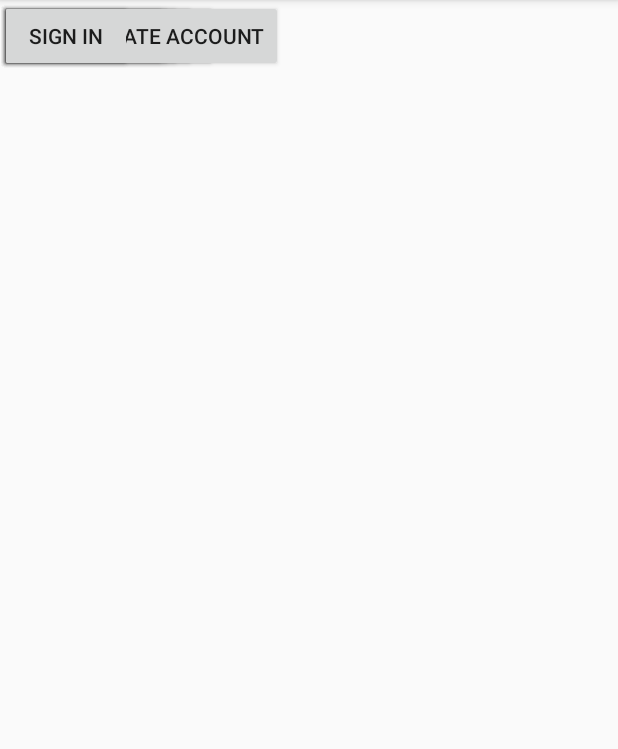
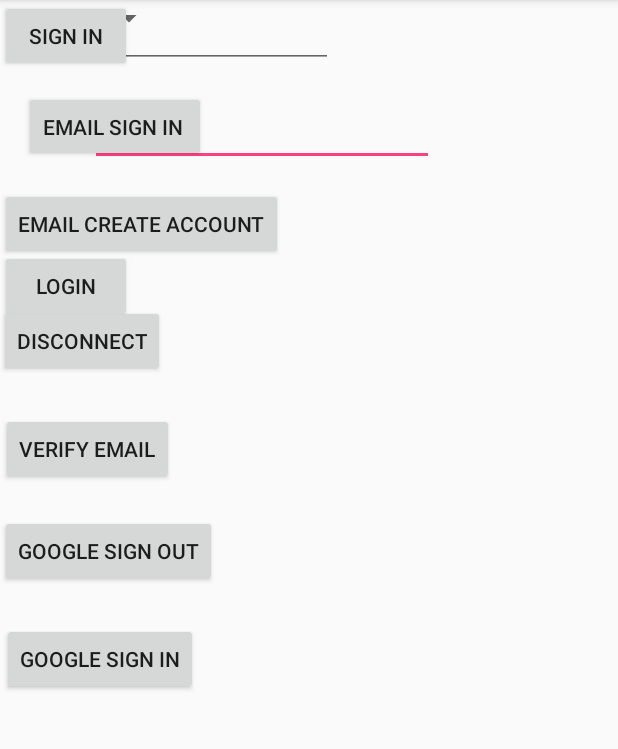
Before and after one commit to emmicourt/Flsh, an Android app: the screen it shows after launch (IntialScreen), on a phone screen of 412 x 824 dp, the part 84-833 px from its top. Run offline under Robolectric (Android 15) with nearby library versions, the phone set to English and light mode, and no system bars.

Commit message:
Constraints fixed

```diff
--- a/app/src/main/res/layout/activity_intial_screen.xml
+++ b/app/src/main/res/layout/activity_intial_screen.xml
@@ -10,101 +10,133 @@
         android:id="@+id/sign_in_button"
         android:layout_width="wrap_content"
         android:layout_height="wrap_content"
+        android:layout_marginEnd="280dp"
+        android:layout_marginTop="24dp"
         android:text="google sign in"
-        tools:layout_editor_absoluteY="231dp"
-        tools:layout_editor_absoluteX="0dp" />
+        app:layout_constraintEnd_toEndOf="parent"
+        app:layout_constraintTop_toBottomOf="@+id/sign_out_button" />
 
     <Button
         android:id="@+id/sign_out_button"
         android:layout_width="wrap_content"
         android:layout_height="wrap_content"
+        android:layout_marginEnd="267dp"
+        android:layout_marginTop="20dp"
         android:text="google sign out"
-        tools:layout_editor_absoluteY="345dp"
-        tools:layout_editor_absoluteX="0dp" />
+        app:layout_constraintEnd_toEndOf="parent"
+        app:layout_constraintTop_toBottomOf="@+id/verify_email_button" />
 
     <Button
         android:id="@+id/disconnect_button"
         android:layout_width="wrap_content"
         android:layout_height="wrap_content"
+        android:layout_marginEnd="302dp"
+        android:layout_marginTop="30dp"
         android:text="disconnect"
-        tools:layout_editor_absoluteY="184dp"
-        tools:layout_editor_absoluteX="0dp" />
+        app:layout_constraintEnd_toEndOf="parent"
+        app:layout_constraintTop_toBottomOf="@+id/email_create_account_button" />
 
     <Button
         android:id="@+id/verify_email_button"
         android:layout_width="wrap_content"
         android:layout_height="wrap_content"
+        android:layout_marginEnd="296dp"
+        android:layout_marginTop="24dp"
         android:text="verify email"
-        tools:layout_editor_absoluteY="287dp"
-        tools:layout_editor_absoluteX="0dp" />
+        app:layout_constraintEnd_toEndOf="parent"
+        app:layout_constraintTop_toBottomOf="@+id/disconnect_button" />
 
     <Button
         android:id="@+id/email_sign_in_button"
         android:layout_width="wrap_content"
-        android:layout_height="wrap_content"
+        android:layout_height="47dp"
+        android:layout_marginBottom="7dp"
+        android:layout_marginStart="16dp"
+        android:layout_marginTop="5dp"
         android:text="email sign in "
-        tools:layout_editor_absoluteY="81dp"
-        tools:layout_editor_absoluteX="0dp" />
+        app:layout_constraintBottom_toTopOf="@+id/email_create_account_button"
+        app:layout_constraintStart_toStartOf="parent"
+        app:layout_constraintTop_toBottomOf="@+id/spinner" />
 
     <Button
         android:id="@+id/email_create_account_button"
         android:layout_width="wrap_content"
         android:layout_height="wrap_content"
+        android:layout_marginEnd="123dp"
+        android:layout_marginTop="10dp"
         android:text="email create account"
-        tools:layout_editor_absoluteY="136dp"
-        tools:layout_editor_absoluteX="0dp" />
+        app:layout_constraintBottom_toTopOf="@+id/disconnect_button"
+        app:layout_constraintEnd_toStartOf="@+id/status"
+        app:layout_constraintTop_toBottomOf="@+id/email_sign_in_button" />
 
     <EditText
         android:id="@+id/field_email"
-        android:layout_width="wrap_content"
-        android:layout_height="wrap_content"
-        tools:layout_editor_absoluteY="452dp"
-        tools:layout_editor_absoluteX="1dp" />
+        android:layout_width="229dp"
+        android:layout_height="37dp"
+        android:layout_marginStart="60dp"
+        android:layout_marginTop="28dp"
+        app:layout_constraintStart_toStartOf="parent"
+        app:layout_constraintTop_toBottomOf="@+id/field_password" />
 
     <EditText
         android:id="@+id/field_password"
-        android:layout_width="wrap_content"
-        android:layout_height="wrap_content"
-        tools:layout_editor_absoluteY="409dp"
-        tools:layout_editor_absoluteX="-5dp" />
+        android:layout_width="222dp"
+        android:layout_height="45dp"
+        tools:layout_editor_absoluteX="60dp"
+        tools:layout_editor_absoluteY="478dp" />
 
     <TextView
         android:id="@+id/status"
-        android:layout_width="wrap_content"
-        android:layout_height="wrap_content" />
+        android:layout_width="84dp"
+        android:layout_height="38dp"
+        android:layout_marginEnd="16dp"
+        app:layout_constraintEnd_toEndOf="parent"
+        tools:layout_editor_absoluteY="114dp" />
 
     <TextView
         android:id="@+id/detail"
         android:layout_width="wrap_content"
         android:layout_height="wrap_content"
-        tools:layout_editor_absoluteY="405dp"
-        tools:layout_editor_absoluteX="50dp" />
+        tools:layout_editor_absoluteX="50dp"
+        tools:layout_editor_absoluteY="405dp" />
 
     <Spinner
         android:id="@+id/spinner"
         android:layout_width="wrap_content"
         android:layout_height="wrap_content"
+        android:layout_marginBottom="31dp"
         android:layout_marginLeft="16dp"
         android:entries="@array/Options"
+        app:layout_constraintBottom_toTopOf="@+id/email_sign_in_button"
+        app:layout_constraintEnd_toStartOf="@+id/button3"
         app:layout_constraintLeft_toLeftOf="parent"
-        tools:layout_editor_absoluteX="8dp"
-        tools:layout_editor_absoluteY="26dp" />
+        app:layout_constraintTop_toTopOf="parent" />
 
     <Button
         android:id="@+id/button2"
         android:layout_width="wrap_content"
         android:layout_height="wrap_content"
+        android:layout_marginBottom="553dp"
+        android:layout_marginEnd="55dp"
+        android:layout_marginStart="7dp"
+        android:layout_marginTop="2dp"
         android:text="login"
-        tools:layout_editor_absoluteX="276dp"
-        tools:layout_editor_absoluteY="2dp" />
+        app:layout_constraintBottom_toBottomOf="parent"
+        app:layout_constraintEnd_toEndOf="parent"
+        app:layout_constraintStart_toEndOf="@+id/button3"
+        app:layout_constraintTop_toTopOf="parent"
+        app:layout_constraintVertical_bias="1.0" />
 
     <Button
         android:id="@+id/button3"
         android:layout_width="wrap_content"
         android:layout_height="wrap_content"
         android:text="sign in"
-        tools:layout_editor_absoluteX="188dp"
-        tools:layout_editor_absoluteY="2dp" />
+        app:layout_constraintBottom_toTopOf="@+id/email_create_account_button"
+        app:layout_constraintEnd_toStartOf="@+id/button2"
+        app:layout_constraintStart_toEndOf="@+id/spinner"
+        app:layout_constraintTop_toTopOf="parent"
+        app:layout_constraintVertical_bias="0.0" />
 
 
 </android.support.constraint.ConstraintLayout>
```
Also changed, not shown: 10 other files.
